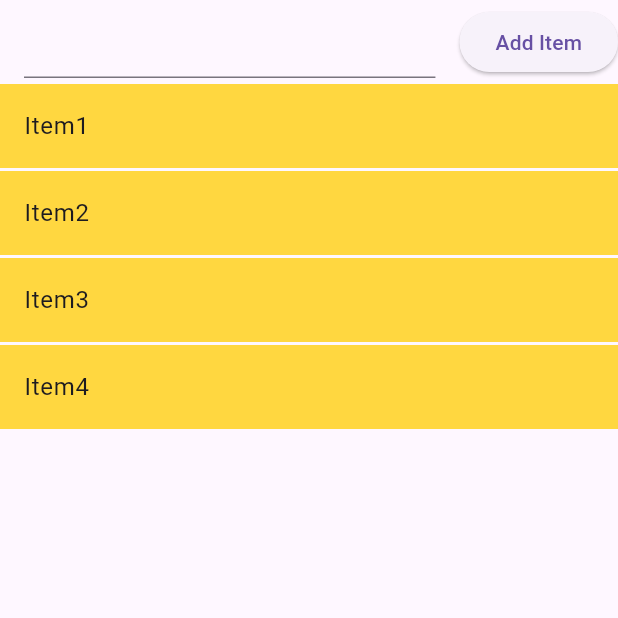
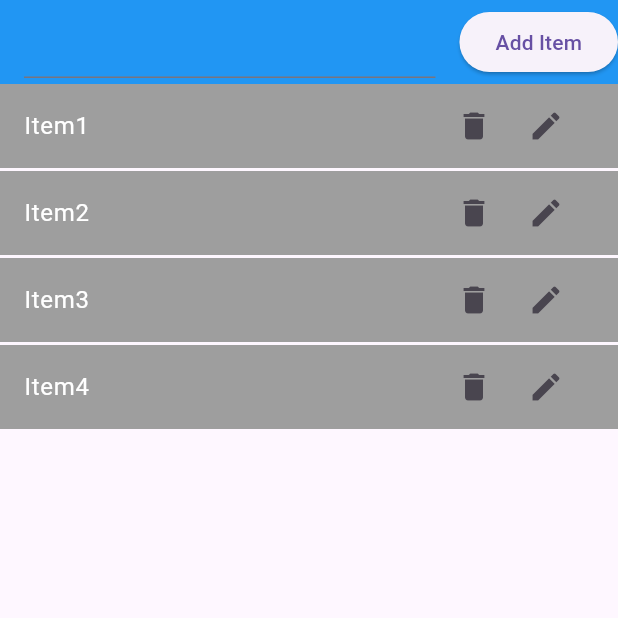
Before and after one commit to flutter-nayan/flutter-mobile-app-development-class, a Flutter app: the screen it shows after launch, on a phone screen of 412 x 824 dp, the top half of it. Run offline on Flutter 3.47's test engine with Material 3 defaults, Android fonts, the phone set to English and light mode, and no system bars.

Commit message:
Class 10: Listviewbuilder, add, edit, delete

```diff
--- a/lib/pages/TodoApp.dart
+++ b/lib/pages/TodoApp.dart
@@ -1,4 +1,4 @@
-import 'dart:async';
+
 
 import 'package:flutter/material.dart';
 
@@ -19,6 +19,7 @@ class _TodoAppState extends State<TodoApp> {
 
     return Scaffold(
       appBar: AppBar(
+        backgroundColor: Colors.blue,
         title:  TextField(
           controller: titleText,
 
@@ -39,9 +40,21 @@ class _TodoAppState extends State<TodoApp> {
               return Container(
                 margin: EdgeInsets.only(bottom: 2.0),
                 child: ListTile(
-                  title: Text(Item[index]),
-                  tileColor: Colors.amberAccent,
+                  title: Text(Item[index],style: TextStyle(color: Colors.white),),
+                  tileColor: Colors.grey,
+                  trailing: Row(
+                    mainAxisSize: MainAxisSize.min,
+                    children: [
+                      IconButton(onPressed: (){
+                        setState(() {
+                          Item.removeAt(index);
+                        });
+                      }, icon: Icon(Icons.delete)),
+                      IconButton(onPressed: (){}, icon: Icon(Icons.edit))
+                    ],
+                  ),
                 ),
+
               );
           }
           ),
```
